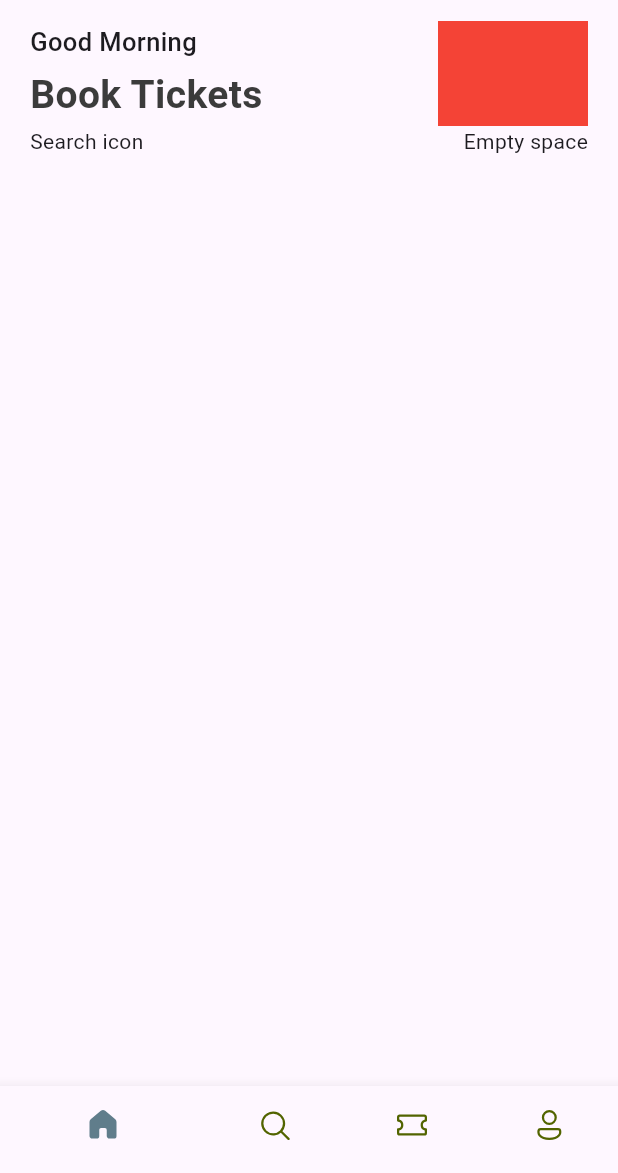
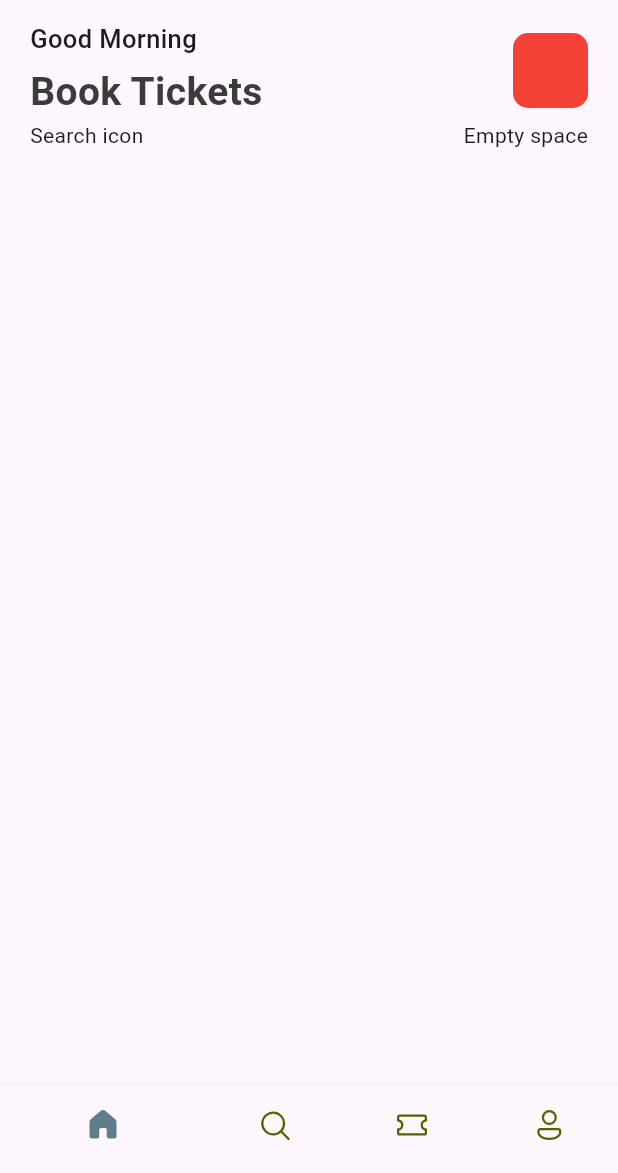
Before and after one commit to Leinadj72/first_app, a Flutter app: the screen it shows after launch, on a phone screen of 412 x 824 dp, the part 63-1236 px from its top. Run offline on Flutter 3.47's test engine with Material 3 defaults, Android fonts, the phone set to English and light mode, and no system bars; our stand-ins replace fluentui_icons.

Commit message:
first commit

```diff
--- a/lib/base/res/styles/app_styles.dart
+++ b/lib/base/res/styles/app_styles.dart
@@ -1,4 +1,3 @@
-import 'dart:ui';
 import 'package:flutter/material.dart';
 
 Color primary = const Color(0xFF687daf);
--- a/lib/screens/home_screen.dart
+++ b/lib/screens/home_screen.dart
@@ -28,9 +28,12 @@ class HomeScreen extends StatelessWidget {
                       ],
                     ),
                     Container(
-                      color: Colors.red,
-                      width: 100,
-                      height: 70,
+                      width: 50,
+                      height: 50,
+                      decoration: BoxDecoration(
+                        borderRadius: BorderRadius.circular(10),
+                        color: Colors.red,
+                      ),
                     )
                   ],
                 ),
```
